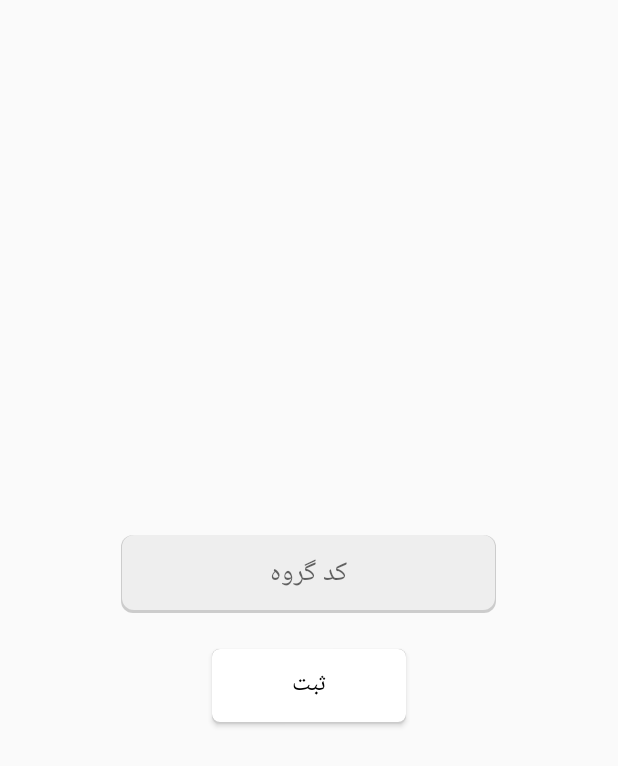
After one commit to moeinkarimi/Assisstant, an Android app: the layout activity_gcode.xml on its own in the app's theme, with its tools: preview values and no code run, on a phone screen of 412 x 824 dp. The commit adds this screen. Shown: the top 766 px of the screen. Run offline under Robolectric (Android 15) with nearby library versions, the phone set to English and light mode, and no system bars.

Commit message:
اضافه کردن کد گروه تغییر در دیتابیس

```diff
--- a/app/src/main/AndroidManifest.xml
+++ b/app/src/main/AndroidManifest.xml
@@ -31,7 +31,8 @@
         <activity android:name=".ReadingActivity" />
         <activity android:name=".ShowPersonActivity" />
         <activity android:name=".AnswerDialogActivity" />
-        <activity android:name=".AddPersonActivity"></activity>
+        <activity android:name=".AddPersonActivity" />
+        <activity android:name=".GCodeActivity"></activity>
     </application>
 
 </manifest>
--- a/app/src/main/java/mytechcorp/ir/assisstant/CodeActivity.java
+++ b/app/src/main/java/mytechcorp/ir/assisstant/CodeActivity.java
@@ -78,5 +78,11 @@ public class CodeActivity extends AppCompatActivity {
             MainActivity.fa.finish();
             this.finish();
         }
+        else if (Game.equals("8")){
+            dbHandler.UpdateState(Integer.parseInt(Game));
+            startActivity(intent);
+            MainActivity.fa.finish();
+            this.finish();
+        }
     }
 }
--- /dev/null
+++ b/app/src/main/res/layout/activity_gcode.xml
@@ -0,0 +1,37 @@
+<?xml version="1.0" encoding="utf-8"?>
+<LinearLayout xmlns:android="http://schemas.android.com/apk/res/android"
+    xmlns:app="http://schemas.android.com/apk/res-auto"
+    xmlns:tools="http://schemas.android.com/tools"
+    android:layout_width="match_parent"
+    android:layout_height="match_parent"
+    android:gravity="center"
+    android:orientation="vertical"
+    tools:context=".GCodeActivity">
+
+
+    <EditText
+        android:id="@+id/txtGCode"
+        android:layout_width="250dp"
+        android:layout_height="52dp"
+        android:layout_marginTop="16dp"
+        android:background="@drawable/squaretheme"
+        android:ems="10"
+        android:gravity="center"
+        android:hint="کد گروه"
+        android:inputType="textPersonName"
+        android:padding="8dp"
+        android:singleLine="true"
+        android:textDirection="rtl" />
+
+    <Button
+        android:id="@+id/btnSave"
+        android:layout_width="129dp"
+        android:layout_height="50dp"
+        android:layout_marginEnd="8dp"
+        android:layout_marginStart="8dp"
+        android:layout_marginTop="24dp"
+        android:background="@drawable/btnselector2"
+        android:text="ثبت"
+        android:textSize="16sp" />
+
+</LinearLayout>
```
Also changed, not shown: app/src/main/java/Models/GCode.java (added, +34 -0 lines), app/src/main/java/mytechcorp/ir/assisstant/DBHandler.java (+46 -2 lines), app/src/main/java/mytechcorp/ir/assisstant/EnterActivity.java (+34 -5 lines), app/src/main/java/mytechcorp/ir/assisstant/GCodeActivity.java (added, +85 -0 lines), app/src/main/java/mytechcorp/ir/assisstant/MainActivity.java (+25 -2 lines), app/src/main/res/layout/activity_main.xml (+44 -0 lines).
